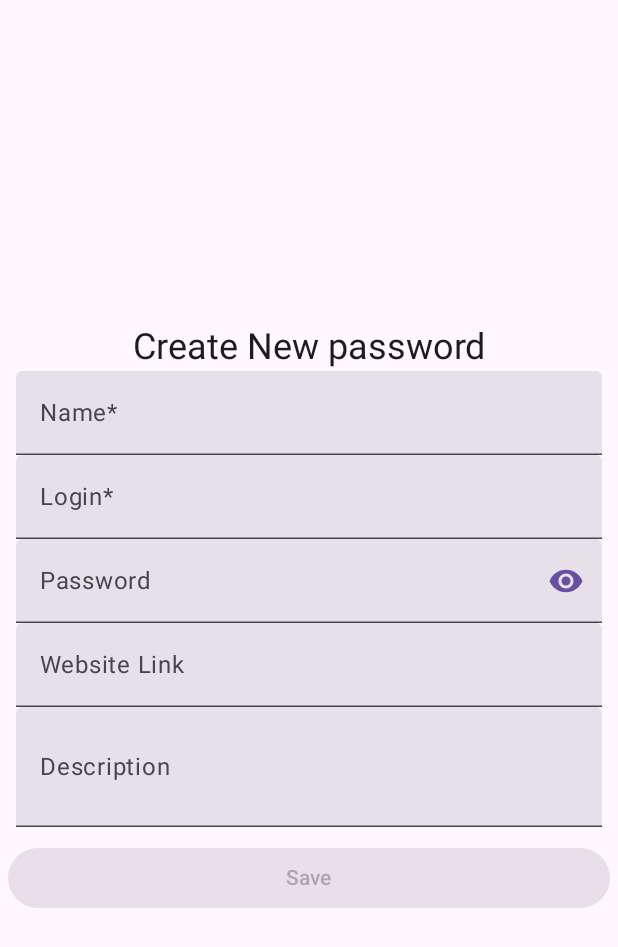
After one commit to Anass-ABEA/Jetpack-Compose-Password-Generator, an Android app built with Jetpack Compose: the PasswordEditorActivity screen opened directly, with no data from a screen before it, on a phone screen of 412 x 824 dp. The commit adds this screen. Shown: the top 947 px of the screen. Run offline under Robolectric (Android 15) with nearby library versions, the phone set to English and light mode, and no system bars.

Commit message:
Create/Update password UI

```diff
--- a/app/build.gradle
+++ b/app/build.gradle
@@ -65,4 +65,7 @@ dependencies {
     androidTestImplementation 'androidx.compose.ui:ui-test-junit4'
     debugImplementation 'androidx.compose.ui:ui-tooling'
     debugImplementation 'androidx.compose.ui:ui-test-manifest'
+
+    implementation "androidx.compose.material:material-icons-extended:1.4.3"
+
 }
--- a/app/src/main/AndroidManifest.xml
+++ b/app/src/main/AndroidManifest.xml
@@ -12,6 +12,9 @@
         android:supportsRtl="true"
         android:theme="@style/Theme.PasswordVault"
         tools:targetApi="31">
+        <activity
+            android:name=".PasswordEditorActivity"
+            android:exported="false" />
         <activity
             android:name=".PasswordGeneratorActivity"
             android:exported="true">
--- /dev/null
+++ b/app/src/main/java/com/whitebatcodes/passwordvault/PasswordEditorActivity.kt
@@ -0,0 +1,136 @@
+package com.whitebatcodes.passwordvault
+
+import android.app.Activity
+import androidx.appcompat.app.AppCompatActivity
+import android.os.Bundle
+import androidx.activity.ComponentActivity
+import androidx.activity.compose.setContent
+import androidx.compose.foundation.layout.Arrangement
+import androidx.compose.foundation.layout.Column
+import androidx.compose.foundation.layout.Spacer
+import androidx.compose.foundation.layout.fillMaxSize
+import androidx.compose.foundation.layout.fillMaxWidth
+import androidx.compose.foundation.layout.height
+import androidx.compose.foundation.layout.heightIn
+import androidx.compose.foundation.layout.padding
+import androidx.compose.material3.Button
+import androidx.compose.material3.MaterialTheme
+import androidx.compose.material3.Surface
+import androidx.compose.material3.Text
+import androidx.compose.runtime.Composable
+import androidx.compose.runtime.getValue
+import androidx.compose.runtime.mutableStateOf
+import androidx.compose.runtime.remember
+import androidx.compose.runtime.setValue
+import androidx.compose.ui.Alignment
+import androidx.compose.ui.Modifier
+import androidx.compose.ui.platform.LocalContext
+import androidx.compose.ui.res.stringResource
+import androidx.compose.ui.tooling.preview.Preview
+import androidx.compose.ui.unit.dp
+import com.whitebatcodes.passwordvault.models.password.SavedPassword
+import com.whitebatcodes.passwordvault.ui.helpers.PwdField
+import com.whitebatcodes.passwordvault.ui.helpers.TxtField
+import com.whitebatcodes.passwordvault.ui.theme.PasswordVaultTheme
+
+class PasswordEditorActivity : ComponentActivity() {
+    override fun onCreate(savedInstanceState: Bundle?) {
+        super.onCreate(savedInstanceState)
+
+        setContent {
+            PasswordEditor()
+        }
+    }
+}
+
+@Composable
+fun PasswordEditor() {
+    var savedPassword by remember {
+        mutableStateOf(SavedPassword())
+    }
+
+    val context = LocalContext.current
+
+    Surface {
+        Column(
+            modifier = Modifier
+                .fillMaxSize()
+                .padding(5.dp),
+            horizontalAlignment = Alignment.CenterHorizontally,
+            verticalArrangement = Arrangement.Center
+        ) {
+            Text(
+                stringResource(id = R.string.create_new_password),
+                modifier = Modifier.align(Alignment.CenterHorizontally),
+                style = MaterialTheme.typography.headlineSmall
+            )
+            TxtField(
+                value = savedPassword.title,
+                onChange = {
+                    savedPassword = savedPassword.copy(title = it)
+                },
+                modifier = Modifier
+                    .padding(horizontal = 5.dp),
+                label = stringResource(id = R.string.name)
+            )
+            TxtField(
+                value = savedPassword.login,
+                onChange = {
+                    savedPassword = savedPassword.copy(login = it)
+                },
+                modifier = Modifier
+                    .padding(horizontal = 5.dp),
+                label = stringResource(id = R.string.login)
+            )
+            PwdField(
+                value = savedPassword.password,
+                onChange = {
+                    savedPassword = savedPassword.copy(password = it)
+                },
+                modifier = Modifier
+                    .fillMaxWidth()
+                    .padding(horizontal = 5.dp)
+            )
+            TxtField(
+                value = savedPassword.siteUrl,
+                onChange = {
+                    savedPassword = savedPassword.copy(siteUrl = it)
+                },
+                modifier = Modifier
+                    .padding(horizontal = 5.dp),
+                label = stringResource(id = R.string.site_link)
+            )
+            TxtField(
+                value = savedPassword.description,
+                onChange = {
+                    savedPassword = savedPassword.copy(description = it)
+                },
+                modifier = Modifier
+                    .padding(horizontal = 5.dp)
+                    .heightIn(min = 80.dp),
+                label = stringResource(id = R.string.description)
+            )
+            Spacer(Modifier.height(10.dp))
+            Button(
+                modifier = Modifier.fillMaxWidth(),
+                onClick = {
+                    // send the data
+                    (context as Activity).finish()
+                },
+                enabled = savedPassword.mandatoryFieldsExist()
+            ) {
+                Text(stringResource(id = R.string.save))
+            }
+
+        }
+    }
+}
+
+
+@Preview(device = "id:Nexus One", showSystemUi = true)
+@Composable
+fun PasswordEditorPreview() {
+    PasswordVaultTheme {
+        PasswordEditor()
+    }
+}
--- a/app/src/main/java/com/whitebatcodes/passwordvault/PasswordGeneratorActivity.kt
+++ b/app/src/main/java/com/whitebatcodes/passwordvault/PasswordGeneratorActivity.kt
@@ -2,6 +2,7 @@ package com.whitebatcodes.passwordvault
 
 import android.content.ClipData
 import android.content.ClipboardManager
+import android.content.Intent
 import android.os.Bundle
 import android.widget.Toast
 import androidx.activity.ComponentActivity
@@ -40,8 +41,8 @@ import androidx.compose.ui.text.input.KeyboardType
 import androidx.compose.ui.tooling.preview.Preview
 import androidx.compose.ui.unit.dp
 import androidx.core.content.ContextCompat.getSystemService
-import com.whitebatcodes.passwordvault.models.password.PasswordGenerator
-import com.whitebatcodes.passwordvault.models.password.contents.CustomPwdContent
+import com.whitebatcodes.passwordvault.models.passwordGen.PasswordGenerator
+import com.whitebatcodes.passwordvault.models.passwordGen.contents.CustomPwdContent
 import com.whitebatcodes.passwordvault.ui.theme.PasswordVaultTheme
 
 class PasswordGeneratorActivity : ComponentActivity() {
@@ -179,6 +180,20 @@ fun PasswordGen() {
                 Text(text = stringResource(id = R.string.generate))
             }
 
+            Spacer(modifier = Modifier.height(10.dp))
+            Button(
+                shape = RoundedCornerShape(5.dp),
+                onClick = {
+                    context.startActivity(Intent(context,PasswordEditorActivity::class.java))
+                },
+                modifier = Modifier.fillMaxWidth(),
+                enabled = generatedPassword.isNotEmpty()
+            ) {
+                Text(text = stringResource(id = R.string.save))
+            }
+
+
+
         }
     }
 }
--- /dev/null
+++ b/app/src/main/java/com/whitebatcodes/passwordvault/models/password/SavedPassword.kt
@@ -0,0 +1,18 @@
+package com.whitebatcodes.passwordvault.models.password
+
+import java.util.Date
+
+data class SavedPassword(
+    var title: String = "",
+    var id: Int = 0,
+    var login: String = "",
+    var password: String = "",
+    var siteUrl: String = "",
+    var description: String = "",
+    var created: Long = Date().time,
+    var updated: Long = Date().time
+) {
+    fun mandatoryFieldsExist(): Boolean {
+        return title.isNotEmpty() && login.isNotEmpty() && password.isNotEmpty()
+    }
+}
--- a/app/src/main/java/com/whitebatcodes/passwordvault/models/password/contents/CustomPwdContent.kt
+++ b/app/src/main/java/com/whitebatcodes/passwordvault/models/passwordGen/contents/CustomPwdContent.kt
@@ -1,3 +1,3 @@
-package com.whitebatcodes.passwordvault.models.password.contents
+package com.whitebatcodes.passwordvault.models.passwordGen.contents
 
 data class CustomPwdContent(override var content: String = "?!@,-_&#(){}[]") : PasswordContent
--- a/app/src/main/java/com/whitebatcodes/passwordvault/models/password/contents/LowerPwdContent.kt
+++ b/app/src/main/java/com/whitebatcodes/passwordvault/models/passwordGen/contents/LowerPwdContent.kt
@@ -1,4 +1,4 @@
-package com.whitebatcodes.passwordvault.models.password.contents
+package com.whitebatcodes.passwordvault.models.passwordGen.contents
 
 data class LowerPwdContentImpl(override var content: String = "abcdefghijklmnopqrstuvwxyz") : PasswordContent
 
--- a/app/src/main/java/com/whitebatcodes/passwordvault/models/password/contents/NumericPwdContent.kt
+++ b/app/src/main/java/com/whitebatcodes/passwordvault/models/passwordGen/contents/NumericPwdContent.kt
@@ -1,4 +1,4 @@
-package com.whitebatcodes.passwordvault.models.password.contents
+package com.whitebatcodes.passwordvault.models.passwordGen.contents
 
 data class NumericPwdContentImpl(override var content: String = "1234567890") : PasswordContent
 
--- a/app/src/main/java/com/whitebatcodes/passwordvault/models/password/contents/PasswordContent.kt
+++ b/app/src/main/java/com/whitebatcodes/passwordvault/models/passwordGen/contents/PasswordContent.kt
@@ -1,4 +1,4 @@
-package com.whitebatcodes.passwordvault.models.password.contents
+package com.whitebatcodes.passwordvault.models.passwordGen.contents
 
 interface PasswordContent {
 
--- a/app/src/main/java/com/whitebatcodes/passwordvault/models/password/contents/UpperPwdContent.kt
+++ b/app/src/main/java/com/whitebatcodes/passwordvault/models/passwordGen/contents/UpperPwdContent.kt
@@ -1,4 +1,4 @@
-package com.whitebatcodes.passwordvault.models.password.contents
+package com.whitebatcodes.passwordvault.models.passwordGen.contents
 
 data class UpperPwdContentImpl(override var content: String = "ABCDEFGHIJKLMNOPQRSTUVWXYZ") : PasswordContent
 
--- /dev/null
+++ b/app/src/main/java/com/whitebatcodes/passwordvault/ui/helpers/Composables.kt
@@ -0,0 +1,94 @@
+package com.whitebatcodes.passwordvault.ui.helpers
+
+import androidx.compose.foundation.layout.fillMaxWidth
+import androidx.compose.foundation.text.KeyboardActions
+import androidx.compose.foundation.text.KeyboardOptions
+import androidx.compose.material.icons.Icons
+import androidx.compose.material.icons.filled.Visibility
+import androidx.compose.material.icons.filled.VisibilityOff
+import androidx.compose.material3.ExperimentalMaterial3Api
+import androidx.compose.material3.Icon
+import androidx.compose.material3.IconButton
+import androidx.compose.material3.MaterialTheme
+import androidx.compose.material3.Text
+import androidx.compose.material3.TextField
+import androidx.compose.runtime.Composable
+import androidx.compose.runtime.getValue
+import androidx.compose.runtime.mutableStateOf
+import androidx.compose.runtime.remember
+import androidx.compose.runtime.setValue
+import androidx.compose.ui.Modifier
+import androidx.compose.ui.text.input.PasswordVisualTransformation
+import androidx.compose.ui.text.input.VisualTransformation
+
+@OptIn(ExperimentalMaterial3Api::class)
+@Composable
+fun PwdField(
+    value: String,
+    onChange: (String) -> Unit,
+    modifier: Modifier = Modifier,
+    keyboardActions: KeyboardActions = KeyboardActions.Default,
+    keyboardOptions: KeyboardOptions = KeyboardOptions.Default,
+    label: String = "Password",
+    placeholder: String = "Enter your Password"
+) {
+
+    var isPasswordVisible by remember { mutableStateOf(false) }
+
+    val trailingIcon = @Composable {
+        IconButton(onClick = { isPasswordVisible = !isPasswordVisible }) {
+            Icon(
+                if (isPasswordVisible) Icons.Default.VisibilityOff else Icons.Default.Visibility,
+                contentDescription = "",
+                tint = MaterialTheme.colorScheme.primary
+            )
+        }
+    }
+
+
+    TextField(
+        value = value,
+        onValueChange = onChange,
+        modifier = modifier,
+        trailingIcon = trailingIcon,
+        keyboardOptions = keyboardOptions,
+        keyboardActions = keyboardActions,
+        placeholder = { Text(placeholder) },
+        label = { Text(label) },
+        singleLine = true,
+        visualTransformation = if (isPasswordVisible) VisualTransformation.None else PasswordVisualTransformation(),
+
+        )
+}
+
+
+@OptIn(ExperimentalMaterial3Api::class)
+@Composable
+fun TxtField(
+    value: String,
+    onChange: (String) -> Unit,
+    modifier: Modifier = Modifier,
+    label: String = "Login",
+    placeholder: String = label,
+    singleLine: Boolean = true,
+    leadingIcon: @Composable (() -> Unit)? = null,
+    keyboardActions: KeyboardActions = KeyboardActions.Default,
+    keyboardOptions: KeyboardOptions = KeyboardOptions.Default,
+    maxLines: Int = Int.MAX_VALUE
+) {
+
+    TextField(
+        value = value,
+        onValueChange = onChange,
+        modifier = modifier
+            .fillMaxWidth(),
+        leadingIcon = leadingIcon,
+        keyboardOptions = keyboardOptions,
+        keyboardActions = keyboardActions,
+        placeholder = { Text(placeholder) },
+        label = { Text(label) },
+        singleLine = singleLine,
+        visualTransformation = VisualTransformation.None,
+        maxLines = maxLines
+    )
+}
--- a/app/src/main/res/values/strings.xml
+++ b/app/src/main/res/values/strings.xml
@@ -10,5 +10,12 @@
     <string name="click_on_generate">Click on Generate</string>
     <string name="password_size">Password Size</string>
 
+    <string name="create_new_password">Create New password</string>
+    <string name="name">Name*</string>
+    <string name="login">Login*</string>
+    <string name="site_link">Website Link</string>
+    <string name="description">Description</string>
+    <string name="save">Save</string>
+
 
 </resources>
```
Also changed, not shown: app/src/main/java/com/whitebatcodes/passwordvault/models/passwordGen/PasswordGenerator.kt (renamed from app/src/main/java/com/whitebatcodes/passwordvault/models/password/PasswordGenerator.kt, +6 -6 lines).
